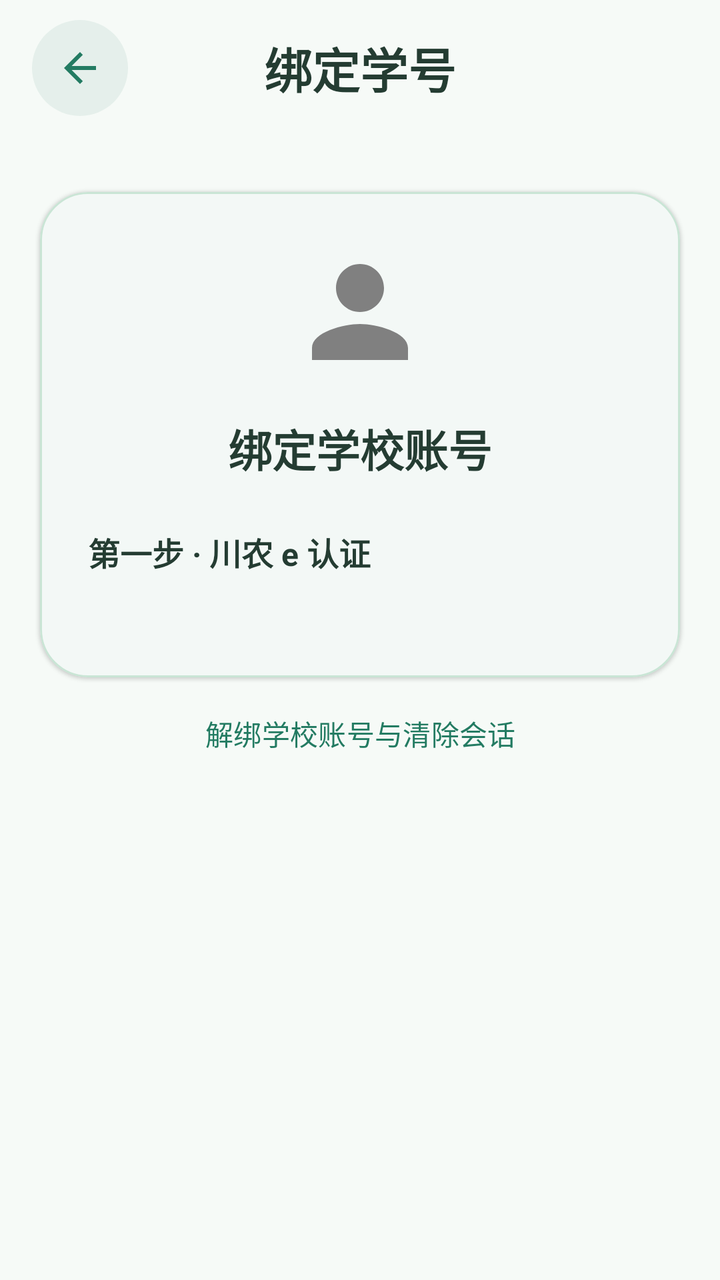
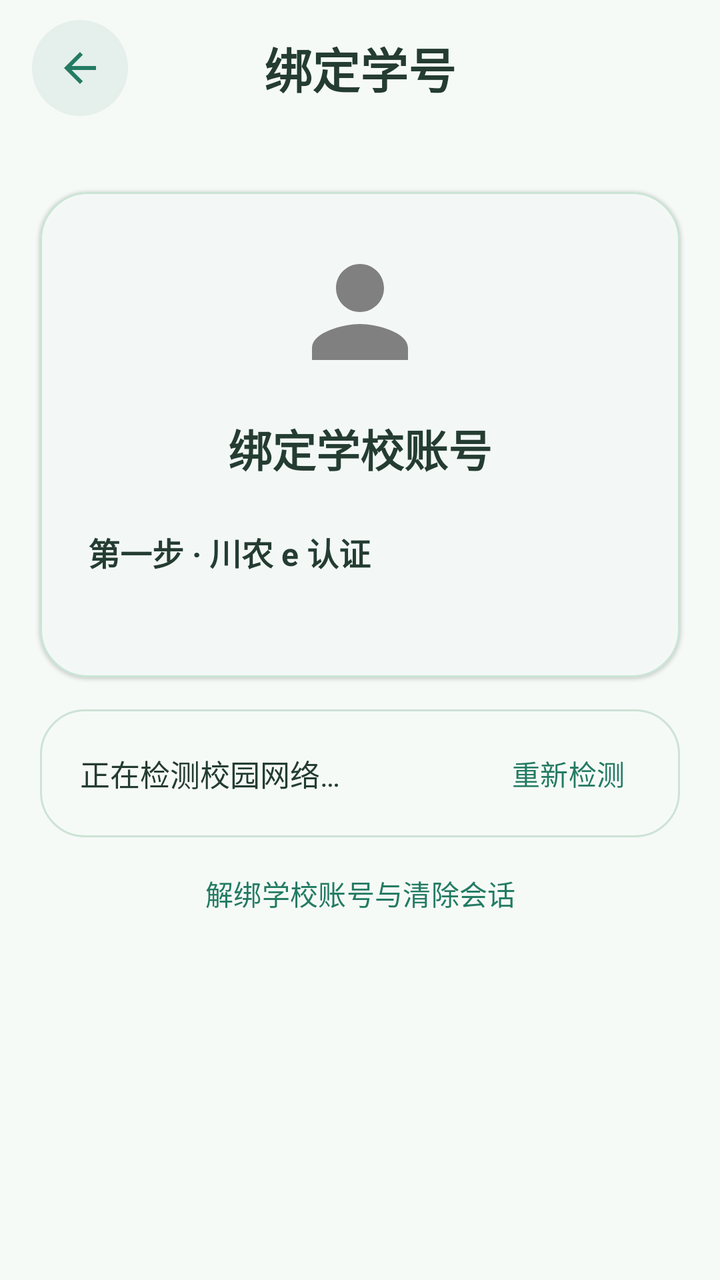

The first picture is an Android layout as it rendered before a commit; the second is the same layout after the commit. The layout source and the unified diff follow.
<!-- AndroidManifest.xml: activity theme Theme.MyChuannong.Binding -->
<!-- res/layout/activity_binding_user.xml -->
<?xml version="1.0" encoding="utf-8"?>
<LinearLayout xmlns:android="http://schemas.android.com/apk/res/android"
    xmlns:app="http://schemas.android.com/apk/res-auto"
    xmlns:tools="http://schemas.android.com/tools"
    android:layout_width="match_parent"
    android:layout_height="match_parent"
    android:background="@color/binding_page_background"
    android:orientation="vertical"
    tools:context=".settings.ui.BindingUserActivity">

    <androidx.core.widget.NestedScrollView
        android:id="@+id/binding_scroll"
        android:layout_width="match_parent"
        android:layout_height="0dp"
        android:layout_weight="1"
        android:fillViewport="true"
        android:scrollbars="none">

    <LinearLayout
        android:id="@+id/main"
        android:layout_width="match_parent"
        android:layout_height="wrap_content"
        android:background="@color/binding_page_background"
        android:orientation="vertical"
        android:paddingBottom="24dp">

        <LinearLayout
            android:id="@+id/toolbar"
            android:layout_width="match_parent"
            android:layout_height="wrap_content"
            android:background="@color/binding_page_background"
            android:gravity="center_vertical"
            android:minHeight="76dp"
            android:paddingTop="10dp"
            android:paddingBottom="18dp"
            android:orientation="horizontal"
            android:paddingStart="16dp"
            android:paddingEnd="16dp">

            <androidx.appcompat.widget.AppCompatImageButton
                android:id="@+id/binding_back"  style="@style/AppSecondaryBackButton" android:layout_width="48dp" android:layout_height="48dp" />

            <TextView android:layout_marginStart="0dp"
                android:layout_width="0dp"
                android:layout_height="wrap_content"
                android:layout_weight="1"
                android:gravity="center"
                android:text="@string/binding_page_title"
                android:textColor="@color/binding_text_primary"
                android:textSize="24sp"
                android:textStyle="bold" />

            <View
                android:layout_width="48dp"
                android:layout_height="48dp"
                android:visibility="invisible" />
        </LinearLayout>

        <LinearLayout
            android:id="@+id/bound_summary"
            android:layout_width="match_parent" android:layout_height="wrap_content"
            android:layout_margin="20dp" android:padding="24dp"
            android:background="@drawable/widget_card_background" android:orientation="vertical"
            android:visibility="gone">
            <TextView android:layout_width="match_parent" android:layout_height="wrap_content"
                android:text="学校账号已绑定" android:textSize="24sp" android:textStyle="bold"
                android:textColor="@color/binding_green" />
            <TextView android:id="@+id/bound_account" android:layout_width="match_parent" android:layout_height="wrap_content"
                android:layout_marginTop="16dp" android:textSize="16sp" android:textColor="@color/binding_text_primary" />
            <com.google.android.material.button.MaterialButton android:id="@+id/bound_view_courses"
                android:layout_width="match_parent" android:layout_height="wrap_content" android:layout_marginTop="20dp"
                android:text="查看课表" android:minHeight="48dp" />
            <com.google.android.material.button.MaterialButton android:id="@+id/bound_relogin"
                style="@style/Widget.Material3.Button.TextButton"
                android:layout_width="match_parent" android:layout_height="wrap_content"
                android:text="重新登录教务系统" android:minHeight="48dp" />
        </LinearLayout>

        <com.google.android.material.card.MaterialCardView
            android:id="@+id/binding_card"
            android:layout_width="match_parent"
            android:layout_height="wrap_content"
            android:layout_marginStart="20dp"
            android:layout_marginTop="20dp"
            android:layout_marginEnd="20dp"
            app:cardBackgroundColor="@color/binding_surface"
            app:cardCornerRadius="24dp"
            app:cardElevation="1dp"
            app:strokeColor="@color/binding_border"
            app:strokeWidth="1dp">

            <LinearLayout
                android:id="@+id/binding_user_layout"
                android:layout_width="match_parent"
                android:layout_height="wrap_content"
                android:orientation="vertical"
                android:padding="24dp">

                <ImageView
                    android:layout_width="72dp"
                    android:layout_height="72dp"
                    android:layout_gravity="center_horizontal"
                    android:contentDescription="@null"
                    android:src="@drawable/ic_student_id_outline" />

                <TextView
                    android:layout_width="match_parent"
                    android:layout_height="wrap_content"
                    android:layout_marginTop="16dp"
                    android:gravity="center"
                    android:text="@string/binding_form_title"
                    android:textColor="@color/binding_text_primary"
                    android:textSize="22sp"
                    android:textStyle="bold" />

                <TextView
                    android:layout_width="match_parent"
                    android:layout_height="wrap_content"
                    android:layout_marginTop="24dp"
                    android:id="@+id/binding_step"
                    android:text="第一步 · 川农 e 认证"
                    android:textColor="@color/binding_text_primary"
                    android:textSize="16sp"
                    android:textStyle="bold" />

                <TextView
                    android:id="@+id/binding_status"
                    android:layout_width="match_parent"
                    android:layout_height="wrap_content"
                    android:layout_marginTop="8dp"
                    android:accessibilityLiveRegion="polite"
                    android:lineSpacingExtra="2dp"
                    android:textColor="@color/binding_green"
                    android:textSize="14sp" />

                <com.google.android.material.button.MaterialButton
                    android:id="@+id/connect_webvpn"
                    style="@style/Widget.Material3.Button.OutlinedButton"
                    android:layout_width="match_parent"
                    android:layout_height="wrap_content"
                    android:layout_marginTop="12dp"
                    android:minHeight="48dp"
                    android:text="@string/binding_vpn_action"
                    android:visibility="gone" />

                <LinearLayout
                    android:id="@+id/academic_form"
                    android:layout_width="match_parent"
                    android:layout_height="wrap_content"
                    android:orientation="vertical"
                    android:visibility="gone">

                <com.google.android.material.textfield.TextInputLayout
                    android:id="@+id/student_id_input_layout"
                    style="@style/Widget.Material3.TextInputLayout.OutlinedBox"
                    android:layout_width="match_parent"
                    android:layout_height="wrap_content"
                    android:layout_marginTop="24dp"
                    android:hint="@string/binding_student_id_hint"
                    app:boxCornerRadiusBottomEnd="14dp"
                    app:boxCornerRadiusBottomStart="14dp"
                    app:boxCornerRadiusTopEnd="14dp"
                    app:boxCornerRadiusTopStart="14dp"
                    app:boxStrokeColor="@color/binding_green"
                    app:errorEnabled="true"
                    app:hintTextColor="@color/binding_green"
                    app:startIconDrawable="@drawable/ic_student_id_outline"
                    app:startIconTint="@color/binding_text_secondary">

                    <com.google.android.material.textfield.TextInputEditText
                        android:id="@+id/et_student_id"
                        android:layout_width="match_parent"
                        android:layout_height="wrap_content"
                        android:autofillHints="username"
                        android:imeOptions="actionNext|flagNoExtractUi|flagNoPersonalizedLearning"
                        android:inputType="textNoSuggestions"
                        android:maxLines="1"
                        android:minHeight="56dp"
                        android:textColor="@color/binding_text_primary"
                        android:textColorHint="@color/binding_text_secondary"
                        android:textSize="16sp" />
                </com.google.android.material.textfield.TextInputLayout>

                <com.google.android.material.textfield.TextInputLayout
                    android:id="@+id/password_input_layout"
                    style="@style/Widget.Material3.TextInputLayout.OutlinedBox"
                    android:layout_width="match_parent"
                    android:layout_height="wrap_content"
                    android:layout_marginTop="8dp"
                    android:hint="@string/binding_password_direct_hint"
                    app:boxCornerRadiusBottomEnd="14dp"
                    app:boxCornerRadiusBottomStart="14dp"
                    app:boxCornerRadiusTopEnd="14dp"
                    app:boxCornerRadiusTopStart="14dp"
                    app:boxStrokeColor="@color/binding_green"
                    app:endIconMode="none"
                    app:errorEnabled="true"
                    app:hintTextColor="@color/binding_green"
                    app:startIconDrawable="@drawable/ic_lock_outline"
                    app:startIconTint="@color/binding_text_secondary">

                    <com.google.android.material.textfield.TextInputEditText
                        android:id="@+id/et_student_password"
                        android:layout_width="match_parent"
                        android:layout_height="wrap_content"
                        android:importantForAutofill="no"
                        android:saveEnabled="false"
                        android:imeOptions="actionDone|flagNoExtractUi|flagNoPersonalizedLearning"
                        android:inputType="textPassword"
                        android:maxLines="1"
                        android:minHeight="56dp"
                        android:textColor="@color/binding_text_primary"
                        android:textColorHint="@color/binding_text_secondary"
                        android:textSize="16sp" />
                </com.google.android.material.textfield.TextInputLayout>
                </LinearLayout>
            </LinearLayout>

            <LinearLayout
                android:id="@+id/loadingLayout"
                android:layout_width="match_parent"
                android:layout_height="320dp"
                android:gravity="center"
                android:orientation="vertical"
                android:visibility="gone">

                <ProgressBar
                    android:id="@+id/progressBar"
                    android:layout_width="wrap_content"
                    android:layout_height="wrap_content"
                    android:indeterminateTint="@color/binding_green"
                    android:indeterminateTintMode="src_atop" />

                <TextView
                    android:layout_width="wrap_content"
                    android:layout_height="wrap_content"
                    android:layout_marginTop="12dp"
                    android:text="@string/binding_loading"
                    android:textColor="@color/binding_green"
                    android:textSize="14sp" />
            </LinearLayout>
        </com.google.android.material.card.MaterialCardView>



        <com.google.android.material.button.MaterialButton
            android:id="@+id/disable_auto_login"
            style="@style/Widget.Material3.Button.TextButton"
            android:layout_width="match_parent"
            android:layout_height="wrap_content"
            android:text="关闭教务自动登录并删除已保存密码"
            android:visibility="gone" />
        <com.google.android.material.button.MaterialButton
            android:id="@+id/web_login_btn"
            style="@style/Widget.Material3.Button.TextButton"
            android:layout_width="wrap_content"
            android:layout_height="48dp"
            android:layout_gravity="center_horizontal"
            android:layout_marginTop="4dp"
            android:text="@string/binding_web_login_action"
            android:textColor="@color/binding_green"
            android:textSize="14sp"
            app:rippleColor="@color/binding_border" />
    </LinearLayout>
    </androidx.core.widget.NestedScrollView>

    <LinearLayout
        android:id="@+id/binding_actions"
        android:layout_width="match_parent"
        android:layout_height="wrap_content"
        android:background="@color/binding_page_background"
        android:orientation="vertical"
        android:paddingStart="20dp"
        android:paddingEnd="20dp"
        android:paddingTop="8dp"
        android:paddingBottom="8dp"
        android:visibility="gone">

        <TextView
            android:id="@+id/binding_error"
            android:layout_width="match_parent"
            android:layout_height="wrap_content"
            android:accessibilityLiveRegion="polite"
            android:textColor="@color/binding_error_text"
            android:textSize="14sp"
            android:paddingBottom="4dp"
            android:visibility="gone" />

        <com.google.android.material.button.MaterialButton
            android:id="@+id/school_verification"
            style="@style/Widget.Material3.Button.OutlinedButton"
            android:layout_width="match_parent"
            android:layout_height="wrap_content"
            android:minHeight="48dp"
            android:layout_marginBottom="8dp"
            android:text="打开学校页面继续验证"
            android:visibility="gone" />

        <com.google.android.material.button.MaterialButton
            android:id="@+id/save_user"
            style="@style/Widget.Material3.Button"
            android:layout_width="match_parent"
            android:layout_height="wrap_content"
            android:enabled="false"
            android:minHeight="52dp"
            android:text="@string/binding_action"
            android:textColor="@android:color/white"
            android:textSize="16sp"
            android:textStyle="bold"
            app:backgroundTint="@color/binding_button_tint"
            app:cornerRadius="14dp" />
    </LinearLayout>
</LinearLayout>
<!-- resources referenced by this layout -->
<resources>
  <color name="binding_border">#C9E5D5</color>
  <color name="binding_error_text">#B3261E</color>
  <color name="binding_green">#237B62</color>
  <color name="binding_page_background">#F6FAF7</color>
  <color name="binding_surface">#FFFFFF</color>
  <color name="binding_text_primary">#243C32</color>
  <color name="binding_text_secondary">#65776E</color>
  <!-- drawable ic_student_id_outline (drawable) -->
  <?xml version="1.0" encoding="utf-8"?>
  <vector xmlns:android="http://schemas.android.com/apk/res/android"
      android:width="24dp"
      android:height="24dp"
      android:viewportWidth="24"
      android:viewportHeight="24">
      <path
          android:fillColor="@color/color_icon_secondary"
          android:pathData="M12,12C14.21,12 16,10.21 16,8C16,5.79 14.21,4 12,4C9.79,4 8,5.79 8,8C8,10.21 9.79,12 12,12M12,14C9.33,14 4,15.34 4,18V20H20V18C20,15.34 14.67,14 12,14Z" />
  </vector>
  <!-- drawable widget_card_background (drawable) -->
  <?xml version="1.0" encoding="utf-8"?>
  <shape xmlns:android="http://schemas.android.com/apk/res/android" android:shape="rectangle">
      <solid android:color="@color/widget_background" />
      <corners android:radius="22dp" />
      <stroke android:width="1dp" android:color="@color/widget_border" />
  </shape>
  <string name="binding_action">登录并绑定川农学号</string>
  <string name="binding_form_title">绑定学校账号</string>
  <string name="binding_loading">正在验证，请稍候</string>
  <string name="binding_page_title">绑定学号</string>
  <string name="binding_password_direct_hint">请输入教务密码</string>
  <string name="binding_student_id_hint">请输入川农学号</string>
  <string name="binding_vpn_action">川农 e 认证登录</string>
  <string name="binding_web_login_action">解绑学校账号与清除会话</string>
  <style name="AppSecondaryBackButton">
          <item name="android:src">@drawable/ic_secondary_back</item>
          <item name="android:background">@drawable/secondary_back_circle</item>
          <item name="android:padding">12dp</item>
          <item name="android:tint">@color/widget_primary</item>
          <item name="android:contentDescription">返回</item>
          <item name="android:clickable">true</item>
          <item name="android:focusable">true</item>
      </style>
  <style name="Theme.MyChuannong.Binding" parent="Base.Theme.MyChuannong.Binding" />
  <color name="color_icon_secondary">#808080</color>
  <color name="widget_background">#F6FAF7</color>
  <color name="widget_border">#CDE3D5</color>
  <!-- drawable ic_secondary_back (drawable) -->
  <vector xmlns:android="http://schemas.android.com/apk/res/android"
      android:width="24dp" android:height="24dp" android:viewportWidth="24" android:viewportHeight="24">
      <path android:fillColor="@color/widget_primary" android:pathData="M20,11H7.83l5.59,-5.59L12,4l-8,8 8,8 1.41,-1.41L7.83,13H20z" />
  </vector>
  <!-- drawable secondary_back_circle (drawable) -->
  <ripple xmlns:android="http://schemas.android.com/apk/res/android" android:color="@color/color_bg_button_lowlight">
      <item><shape android:shape="oval"><solid android:color="#1424775D" /></shape></item>
  </ripple>
  <color name="widget_primary">#237B62</color>
  <color name="color_bg_button_lowlight">#DEE9FC</color>
  <style name="Theme.MyChuannong" parent="Base.Theme.MyChuannong" />
  <color name="binding_green_light">#E0F1E7</color>
  <style name="Base.Theme.MyChuannong" parent="Theme.Material3.DayNight.NoActionBar">
          
          
          <item name="colorPrimary">@color/color_primary_blue</item>
          <item name="android:windowBackground">@color/color_base_white</item>
          <item name="android:windowLightStatusBar">true</item>
          <item name="android:statusBarColor">@android:color/transparent</item>
          <item name="android:navigationBarColor">@android:color/transparent</item>
      </style>
  <color name="color_primary_blue">#237B62</color>
  <color name="color_base_white">#FFFFFFFF</color>
  <!-- unchanged entries left out for length: 2 -->
</resources>

<!-- the commit's change to res/layout/activity_binding_user.xml (unified diff, before → after) -->
@@ -241,6 +241,29 @@
             </LinearLayout>
         </com.google.android.material.card.MaterialCardView>
 
+        <LinearLayout
+            android:layout_width="match_parent"
+            android:layout_height="wrap_content"
+            android:layout_marginStart="20dp"
+            android:layout_marginTop="16dp"
+            android:layout_marginEnd="20dp"
+            android:paddingStart="20dp"
+            android:paddingEnd="12dp"
+            android:paddingTop="8dp"
+            android:paddingBottom="8dp"
+            android:background="@drawable/widget_card_background"
+            android:orientation="horizontal"
+            android:gravity="center_vertical">
+            <TextView android:id="@+id/campus_network_status"
+                android:layout_width="0dp" android:layout_height="wrap_content" android:layout_weight="1"
+                android:text="正在检测校园网络…" android:textColor="@color/binding_text_primary"
+                android:textSize="15sp" android:accessibilityLiveRegion="polite" />
+            <com.google.android.material.button.MaterialButton android:id="@+id/campus_network_action"
+                style="@style/Widget.Material3.Button.TextButton"
+                android:layout_width="wrap_content" android:layout_height="48dp"
+                android:text="重新检测" android:textColor="@color/binding_green" />
+        </LinearLayout>
+
 
 
         <com.google.android.material.button.MaterialButton
